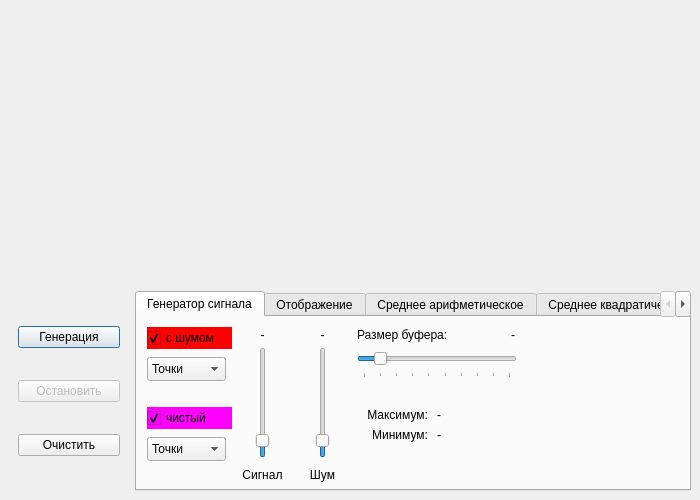
Above: filtsim/mainwindow.ui from cliffanet/filter before the change. Below: the same form after it.
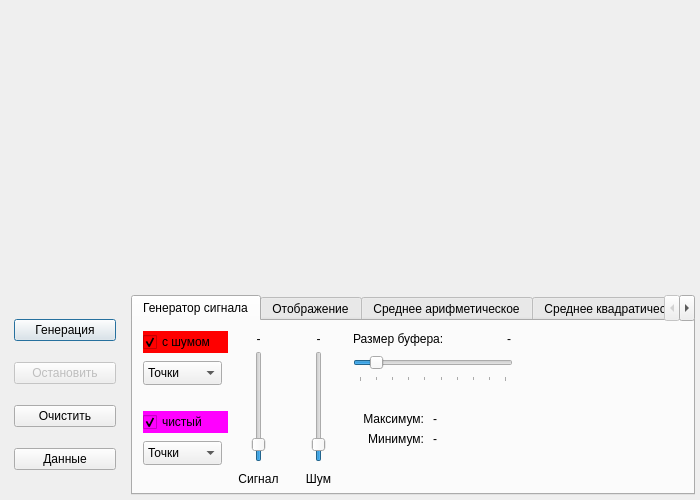
That is the form after the change. Custom widgets are drawn as their Qt base class.

```diff
--- a/filtsim/mainwindow.ui
+++ b/filtsim/mainwindow.ui
@@ -15,6 +15,21 @@
   </property>
   <widget class="QWidget" name="centralwidget">
    <layout class="QVBoxLayout" name="verticalLayout">
+    <property name="spacing">
+     <number>5</number>
+    </property>
+    <property name="leftMargin">
+     <number>5</number>
+    </property>
+    <property name="topMargin">
+     <number>5</number>
+    </property>
+    <property name="rightMargin">
+     <number>5</number>
+    </property>
+    <property name="bottomMargin">
+     <number>5</number>
+    </property>
     <item>
      <widget class="GraphPaint" name="chrt" native="true">
       <property name="minimumSize">
@@ -91,6 +106,13 @@
             </property>
            </widget>
           </item>
+          <item>
+           <widget class="QPushButton" name="btnData">
+            <property name="text">
+             <string>Данные</string>
+            </property>
+           </widget>
+          </item>
          </layout>
         </widget>
        </item>
```
